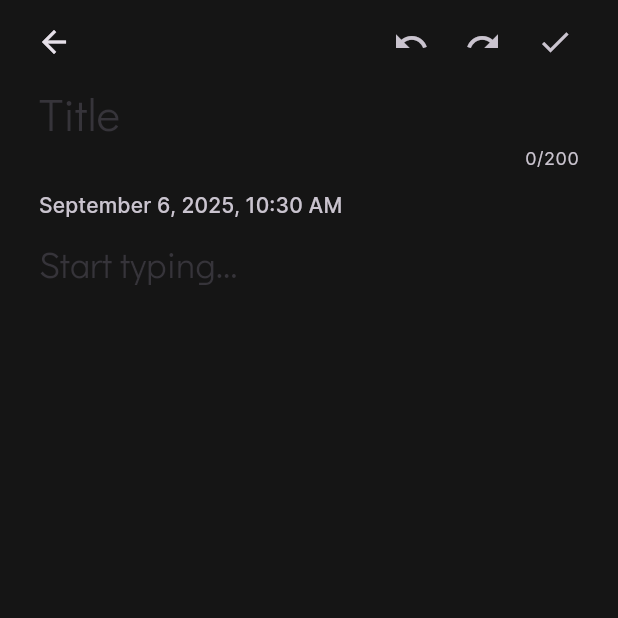
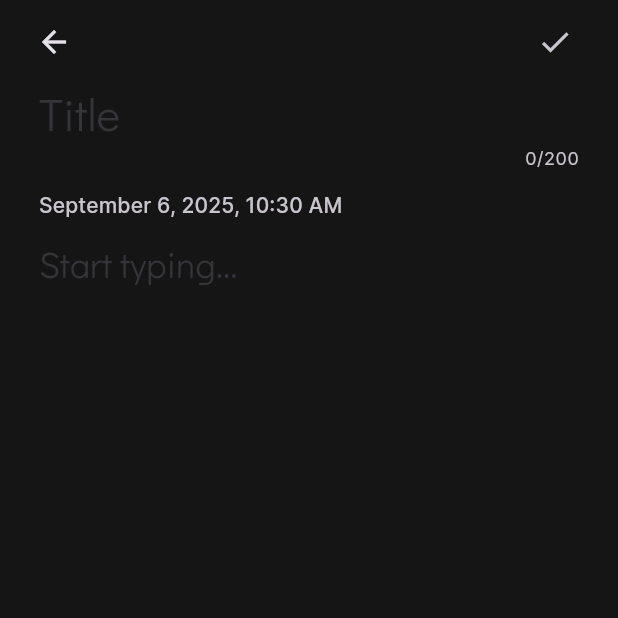
Before and after one commit to Rapithwin/firebase-notes, a Flutter app: the AddEditPage screen opened directly, on a phone screen of 412 x 824 dp, the top half of it. Run offline on Flutter 3.47's test engine with Material 3 defaults, Android fonts, the light colour scheme and no system bars; our stand-ins replace cloud_firestore, firebase_auth, firebase_core, get, google_sign_in, shared_preferences; accounts and stored records are empty.

Commit message:
Undo/redo implemented

```diff
--- a/lib/pages/add_edit_page.dart
+++ b/lib/pages/add_edit_page.dart
@@ -14,23 +14,44 @@ class AddEditPage extends StatefulWidget {
 }
 
 class _AddEditPageState extends State<AddEditPage> {
-  late TextEditingController _titleController;
-  late TextEditingController _contentController;
-
+  late TextEditingController _titleController, _contentController;
+  late UndoHistoryController _contentUndoController;
   final StoreController storeController = Get.find<StoreController>();
   final ThemeController themeController = Get.find<ThemeController>();
+
+  final FocusNode _titleFocusNode = FocusNode();
+  final FocusNode _contentFocusNode = FocusNode();
+
+  bool _showUndoRedo = true;
 
   @override
   void initState() {
     super.initState();
     _titleController = TextEditingController(text: widget.note?.title);
     _contentController = TextEditingController(text: widget.note?.content);
+    _contentUndoController = UndoHistoryController();
+
+    _titleFocusNode.addListener(_handleFocusChange);
+    _contentFocusNode.addListener(_handleFocusChange);
+    // Initial state
+    _showUndoRedo = _contentFocusNode.hasFocus;
+  }
+
+  void _handleFocusChange() {
+    setState(() {
+      _showUndoRedo = _contentFocusNode.hasFocus;
+    });
   }
 
   @override
   void dispose() {
     _titleController.dispose();
     _contentController.dispose();
+    _contentUndoController.dispose();
+    _titleFocusNode.removeListener(_handleFocusChange);
+    _contentFocusNode.removeListener(_handleFocusChange);
+    _titleFocusNode.dispose();
+    _contentFocusNode.dispose();
     super.dispose();
   }
 
@@ -82,8 +103,38 @@ class _AddEditPageState extends State<AddEditPage> {
         leadingWidth: 72,
         leading: BackButton(),
         actions: [
-          IconButton(onPressed: () {}, icon: Icon(Icons.undo)),
-          IconButton(onPressed: () {}, icon: Icon(Icons.redo)),
+          if (_showUndoRedo)
+            ValueListenableBuilder(
+              valueListenable: _contentUndoController,
+              builder: (context, value, child) {
+                return Row(
+                  children: <Widget>[
+                    IconButton(
+                      onPressed: () {
+                        _contentUndoController.undo();
+                      },
+                      icon: Icon(
+                        Icons.undo,
+                        color: value.canUndo
+                            ? Get.theme.colorScheme.onSurface
+                            : Get.theme.colorScheme.onSurface.withAlpha(110),
+                      ),
+                    ),
+                    IconButton(
+                      onPressed: () {
+                        _contentUndoController.redo();
+                      },
+                      icon: Icon(
+                        Icons.redo,
+                        color: value.canRedo
+                            ? Get.theme.colorScheme.onSurface
+                            : Get.theme.colorScheme.onSurface.withAlpha(110),
+                      ),
+                    ),
+                  ],
+                );
+              },
+            ),
 
           Obx(
             () => storeController.isLoading.value
@@ -92,7 +143,6 @@ class _AddEditPageState extends State<AddEditPage> {
                     child: SizedBox(
                       height: 20,
                       width: 20,
-
                       child: CircularProgressIndicator(
                         strokeWidth: 2.5,
                       ),
@@ -114,6 +164,7 @@ class _AddEditPageState extends State<AddEditPage> {
             children: <Widget>[
               TextField(
                 controller: _titleController,
+                focusNode: _titleFocusNode,
                 style: theme.textTheme.titleLarge?.copyWith(
                   fontSize: 30,
                   color: theme.colorScheme.onSurface,
@@ -123,7 +174,6 @@ class _AddEditPageState extends State<AddEditPage> {
                 maxLength: 200,
                 decoration: InputDecoration.collapsed(
                   hintText: "Title",
-
                   hintStyle: theme.textTheme.titleLarge?.copyWith(
                     fontSize: 30,
                     color: theme.colorScheme.surfaceContainerHighest,
@@ -140,6 +190,8 @@ class _AddEditPageState extends State<AddEditPage> {
               ),
               SingleChildScrollView(
                 child: TextField(
+                  undoController: _contentUndoController,
+                  focusNode: _contentFocusNode,
                   controller: _contentController,
                   style: theme.textTheme.titleLarge?.copyWith(
                     fontSize: 24,
@@ -149,7 +201,6 @@ class _AddEditPageState extends State<AddEditPage> {
                   maxLines: null,
                   decoration: InputDecoration.collapsed(
                     hintText: "Start typing...",
-
                     hintStyle: theme.textTheme.titleLarge?.copyWith(
                       fontSize: 24,
                       color: theme.colorScheme.surfaceContainerHighest,
```
